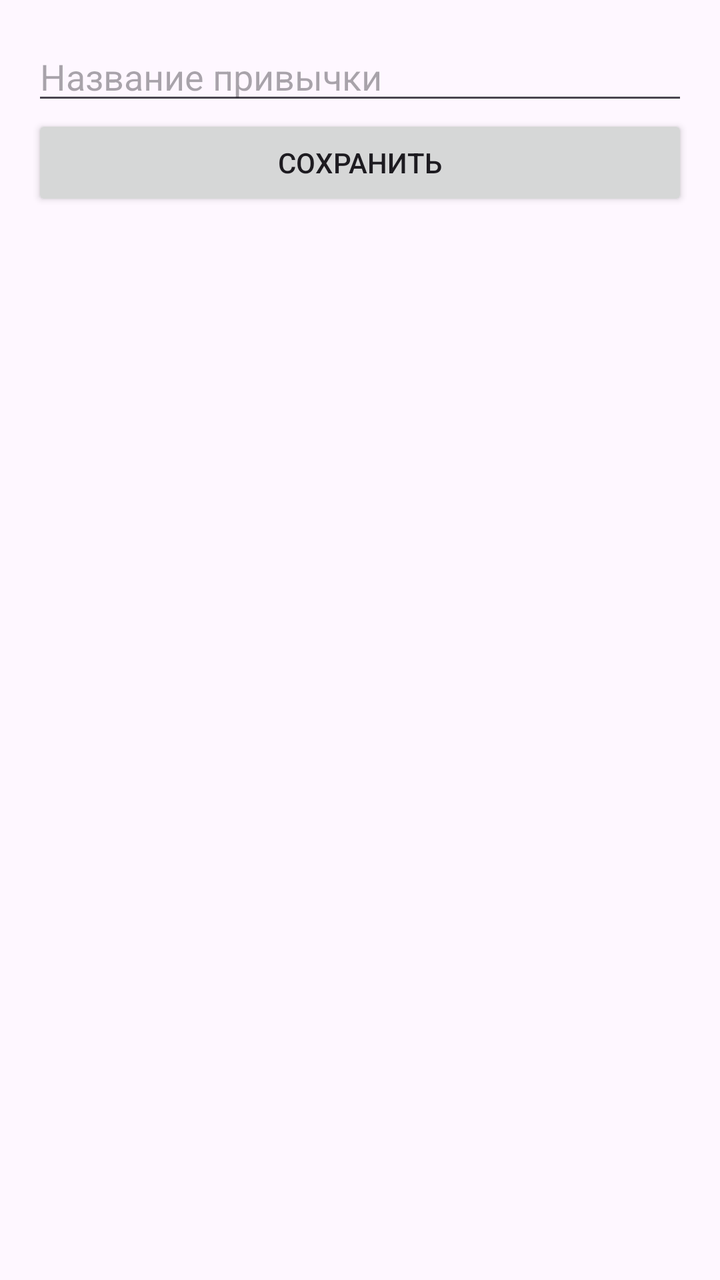
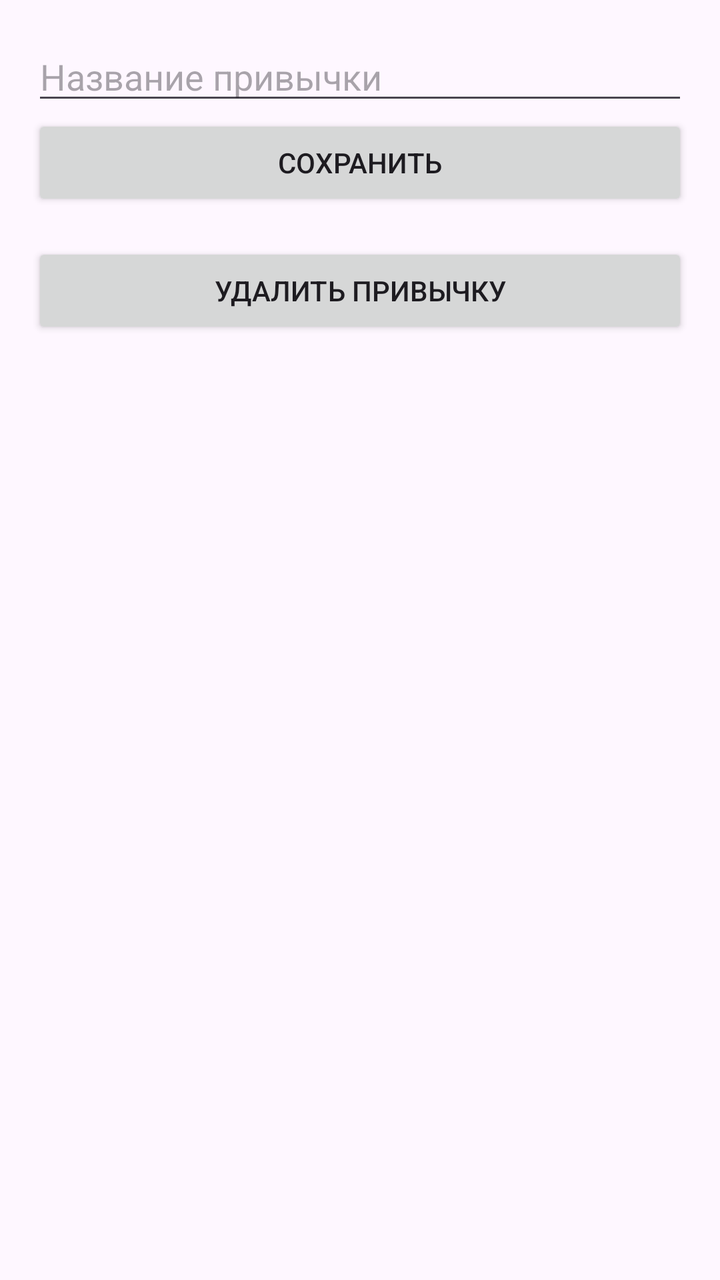

Two renders of the same Android screen: before a commit and after it. Below are the layout's source before the change and the commit's diff.
<!-- AndroidManifest.xml: application theme Theme.MyApplication -->
<!-- res/layout/activity_edit_habit.xml -->
<LinearLayout xmlns:android="http://schemas.android.com/apk/res/android"
    android:layout_width="match_parent"
    android:layout_height="match_parent"
    android:orientation="vertical"
    android:padding="16dp">

    <EditText
        android:id="@+id/habitTitleEditText"
        android:layout_width="match_parent"
        android:layout_height="wrap_content"
        android:hint="Название привычки"
        android:textSize="18sp"/>

    <Button
        android:id="@+id/saveButton"
        android:layout_width="match_parent"
        android:layout_height="wrap_content"
        android:text="Сохранить" />
</LinearLayout>
<!-- resources referenced by this layout -->
<resources>
  <style name="Theme.MyApplication" parent="Base.Theme.MyApplication" />
  <style name="Base.Theme.MyApplication" parent="Theme.Material3.DayNight.NoActionBar">
          
          
      </style>
</resources>

<!-- the commit's change to res/layout/activity_edit_habit.xml (unified diff, before → after) -->
@@ -16,4 +16,12 @@
         android:layout_width="match_parent"
         android:layout_height="wrap_content"
         android:text="Сохранить" />
+
+    <Button
+        android:id="@+id/deleteButton"
+        android:layout_width="match_parent"
+        android:layout_height="wrap_content"
+        android:layout_centerHorizontal="true"
+        android:layout_marginTop="16dp"
+        android:text="Удалить привычку" />
 </LinearLayout>
